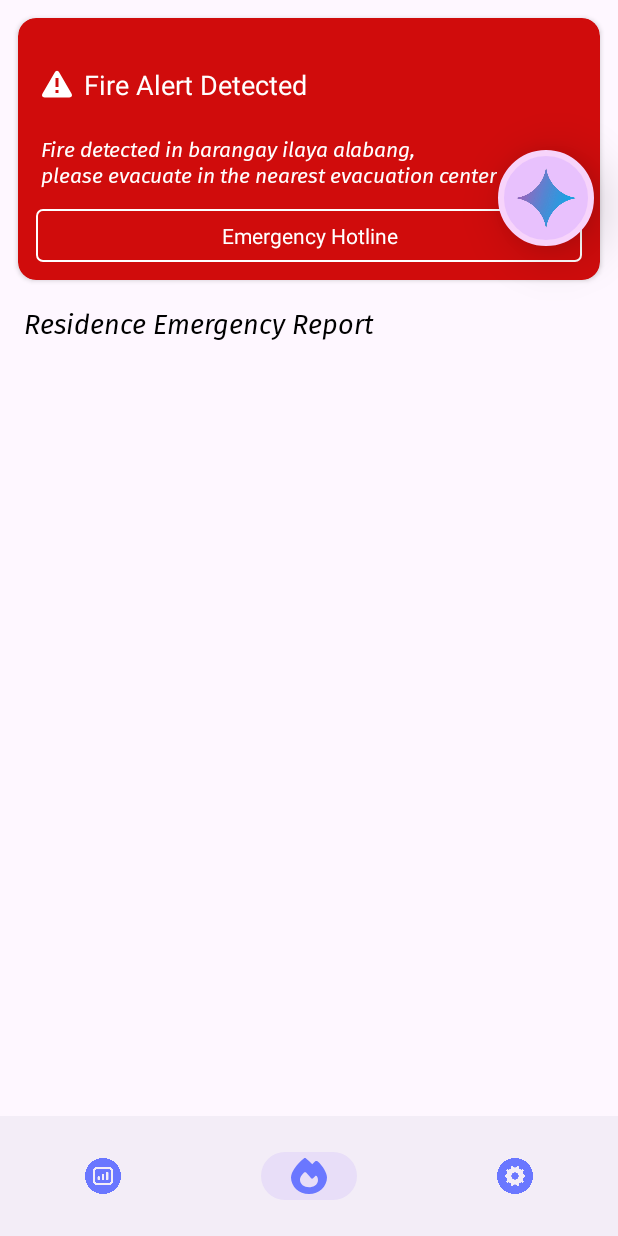
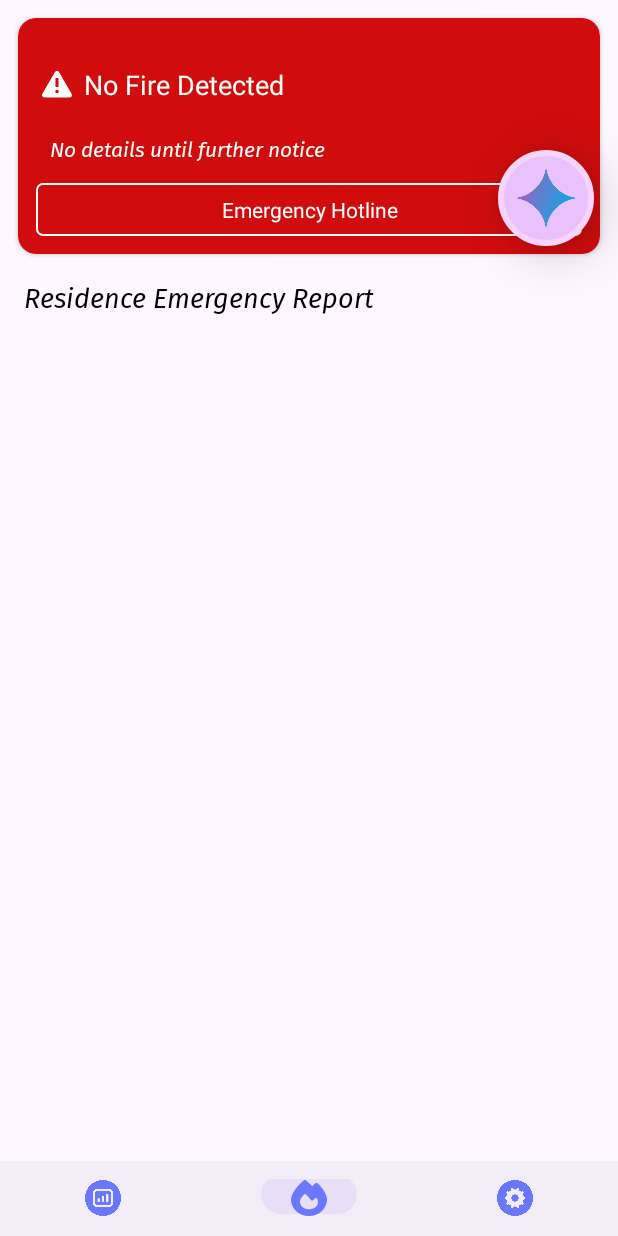
Before and after one commit to Gazzel16/Smart_AI-Based_Fire_Monitoring, an Android app: the screen it shows after launch once a user with an empty profile is signed in (MainActivity), item 2 of the bottom bar chosen, on a phone screen of 412 x 824 dp. Run offline under Robolectric (Android 15) with nearby library versions, the phone set to English and light mode, and no system bars; our stand-ins replace Firebase (no records; nobody signed in at launch, a user with empty details on screens opened directly); 2 statements that could not run were skipped.

Commit message:
commit push

```diff
--- a/app/src/main/java/com/example/smartai_basedfiremonitoring/Activity/EmergencyReportActivity.java
+++ b/app/src/main/java/com/example/smartai_basedfiremonitoring/Activity/EmergencyReportActivity.java
@@ -64,7 +64,10 @@ public class EmergencyReportActivity extends AppCompatActivity {
                     if (user != null) {
                         String reporterName = user.getUsername();
                         FireReport fireReport = new FireReport(
+                                reportedId,
+                                userId,
                                 reporterName,
+                                false,
                                 false,
                                 description,
                                 currentDateTime
--- a/app/src/main/java/com/example/smartai_basedfiremonitoring/Adapter/AdminFireIncidentReportAdapter.java
+++ b/app/src/main/java/com/example/smartai_basedfiremonitoring/Adapter/AdminFireIncidentReportAdapter.java
@@ -10,8 +10,11 @@ import android.widget.TextView;
 import androidx.annotation.NonNull;
 import androidx.recyclerview.widget.RecyclerView;
 
+import com.example.smartai_basedfiremonitoring.Adapter.AdminFireIncidentReportHandler.AdminConfirmReport;
 import com.example.smartai_basedfiremonitoring.Model.FireReport;
 import com.example.smartai_basedfiremonitoring.R;
+import com.google.firebase.database.DatabaseReference;
+import com.google.firebase.database.FirebaseDatabase;
 
 import java.util.List;
 
@@ -49,7 +52,7 @@ public class AdminFireIncidentReportAdapter extends RecyclerView.Adapter<AdminFi
         }
 
         holder.confirmReport.setOnClickListener(v -> {
-
+            AdminConfirmReport.confirm(report.getUserId(), report.getReportId());
         });
 
         holder.falseReport.setOnClickListener(v -> {
--- /dev/null
+++ b/app/src/main/java/com/example/smartai_basedfiremonitoring/Adapter/AdminFireIncidentReportHandler/AdminDeclineFalseReport.java
@@ -0,0 +1,4 @@
+package com.example.smartai_basedfiremonitoring.Adapter.AdminFireIncidentReportHandler;
+
+public class AdminDeclineFalseReport {
+}
--- a/app/src/main/java/com/example/smartai_basedfiremonitoring/Fragments/UserFragments/FireUpdateFragment.java
+++ b/app/src/main/java/com/example/smartai_basedfiremonitoring/Fragments/UserFragments/FireUpdateFragment.java
@@ -7,9 +7,11 @@ import androidx.fragment.app.Fragment;
 import androidx.recyclerview.widget.LinearLayoutManager;
 import androidx.recyclerview.widget.RecyclerView;
 
+import android.util.Log;
 import android.view.LayoutInflater;
 import android.view.View;
 import android.view.ViewGroup;
+import android.widget.TextView;
 
 import com.example.smartai_basedfiremonitoring.Adapter.FireReportAdapter;
 import com.example.smartai_basedfiremonitoring.Model.FireReport;
@@ -30,13 +32,54 @@ public class FireUpdateFragment extends Fragment {
     private DatabaseReference dbRef;
     private ValueEventListener valueEventListener;
 
+    private TextView fireDetected, description;
+
     @Override
     public View onCreateView(LayoutInflater inflater, ViewGroup container,
                              Bundle savedInstanceState) {
         View view = inflater.inflate(R.layout.fragment_fire_update, container, false);
 
+
+        FireUpdateResidenceReport(view);
+        FireUpdateHotline(view);
+
+        return  view;
+    }
+
+    public void FireUpdateHotline(View view){
+
+        fireDetected = view.findViewById(R.id.fireDetected);
+        description = view.findViewById(R.id.description);
+
+        dbRef = FirebaseDatabase.getInstance().getReference("sensors");
+
+        dbRef.addValueEventListener(new ValueEventListener() {
+            @Override
+            public void onDataChange(@NonNull DataSnapshot snapshot) {
+                Boolean flameSensor = snapshot.child("flame").getValue(Boolean.class);
+
+                if (flameSensor != null && flameSensor){
+                    description.setText("Fire Alert Detected");
+                    fireDetected.setText("Fire detected in barangay ilaya alabang, \\nplease evacuate in the nearest evacuation center");
+                }else {
+                    description.setText("No details until further notice");
+                    fireDetected.setText("No Fire Detected");
+                }
+            }
+
+            @Override
+            public void onCancelled(@NonNull DatabaseError error) {
+
+                Log.d("FlameSensor", "Database error" + error.getMessage());
+            }
+        });
+
+
+
+    }
+    public void FireUpdateResidenceReport(View view){
+
         dbRef = FirebaseDatabase.getInstance().getReference("users");
-
         RecyclerView recyclerView = view.findViewById(R.id.recyclerView);
         recyclerView.setLayoutManager(new LinearLayoutManager(requireContext()));
 
@@ -71,9 +114,7 @@ public class FireUpdateFragment extends Fragment {
             }
         };
 
-
         dbRef.addValueEventListener(valueEventListener);
-        return  view;
     }
     @Override
     public void onDestroyView() {
--- a/app/src/main/java/com/example/smartai_basedfiremonitoring/MyFirebaseMessagingService.java
+++ b/app/src/main/java/com/example/smartai_basedfiremonitoring/MyFirebaseMessagingService.java
@@ -53,6 +53,7 @@
                 }
             }
 
+
             NotificationCompat.Builder builder = new NotificationCompat.Builder(this, channelId)
                     .setSmallIcon(R.drawable.flame_logo)
                     .setContentTitle(title)
--- a/app/src/main/res/layout/activity_main.xml
+++ b/app/src/main/res/layout/activity_main.xml
@@ -47,7 +47,7 @@
     <com.google.android.material.bottomnavigation.BottomNavigationView
         android:id="@+id/bottom_navigation"
         android:layout_width="0dp"
-        android:layout_height="wrap_content"
+        android:layout_height="50dp"
         app:itemIconTint="#6A77FF"
         app:itemTextColor="#6A77FF"
         app:labelVisibilityMode="unlabeled"
--- a/app/src/main/res/layout/fire_incident_admin_item.xml
+++ b/app/src/main/res/layout/fire_incident_admin_item.xml
@@ -136,7 +136,7 @@
                 android:layout_height="wrap_content"
                 android:layout_margin="8dp"
                 android:layout_weight="1"
-                android:text="Confirm Report"
+                android:text="Confirm"
                 android:backgroundTint="#3F51B5"
                 />
             <Button
@@ -145,7 +145,7 @@
                 android:layout_height="wrap_content"
                 android:layout_weight="1"
                 android:layout_margin="8dp"
-                android:text="False Report"
+                android:text="False"
                 android:backgroundTint="#E91E63"
                 />
         </LinearLayout>
```
Also changed, not shown: app/src/main/java/com/example/smartai_basedfiremonitoring/Adapter/AdminFireIncidentReportHandler/AdminConfirmReport.java (added, +26 -0 lines), app/src/main/java/com/example/smartai_basedfiremonitoring/Model/FireReport.java (+26 -2 lines), app/src/main/res/layout/user_sensor_dashboard.xml (+3 -14 lines).
